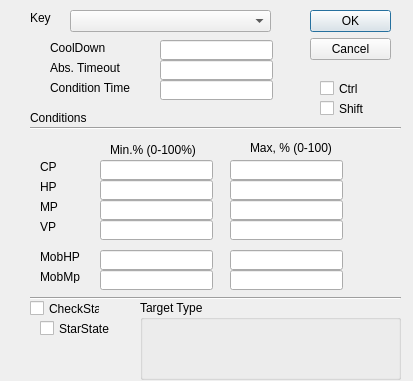
Above: PCClient/QtBB/BB/keysettingsdialog.ui from dennn66/BB before the change. Below: the same form after it.
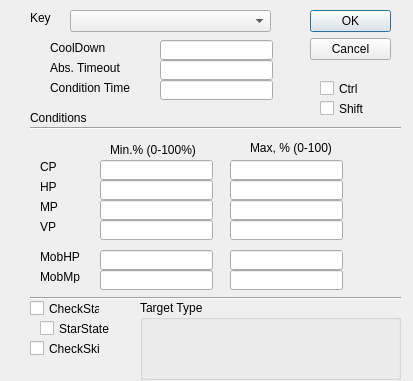
That is the form after the change.

Patch:
```diff
--- a/PCClient/QtBB/BB/keysettingsdialog.ui
+++ b/PCClient/QtBB/BB/keysettingsdialog.ui
@@ -478,6 +478,32 @@
     <string>StarState</string>
    </property>
   </widget>
+  <widget class="QLabel" name="tool_label">
+   <property name="geometry">
+    <rect>
+     <x>10</x>
+     <y>50</y>
+     <width>32</width>
+     <height>32</height>
+    </rect>
+   </property>
+   <property name="text">
+    <string/>
+   </property>
+  </widget>
+  <widget class="QCheckBox" name="cbCheckSkill">
+   <property name="geometry">
+    <rect>
+     <x>30</x>
+     <y>340</y>
+     <width>70</width>
+     <height>17</height>
+    </rect>
+   </property>
+   <property name="text">
+    <string>CheckSkill</string>
+   </property>
+  </widget>
  </widget>
  <resources/>
  <connections>
```
